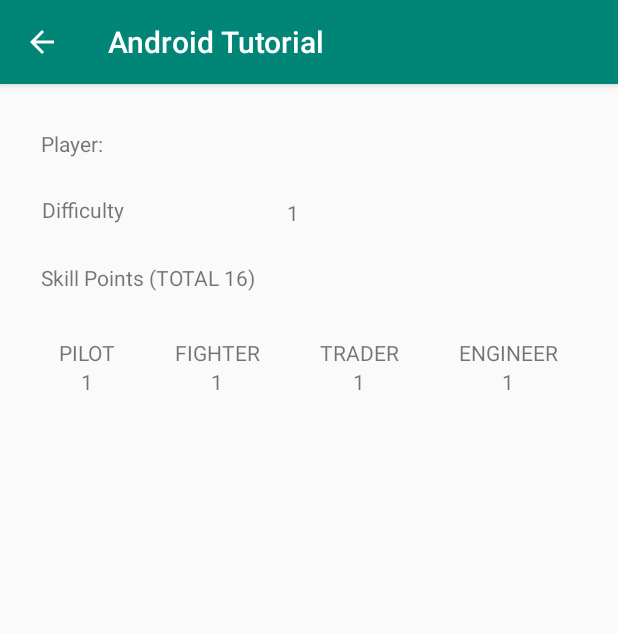
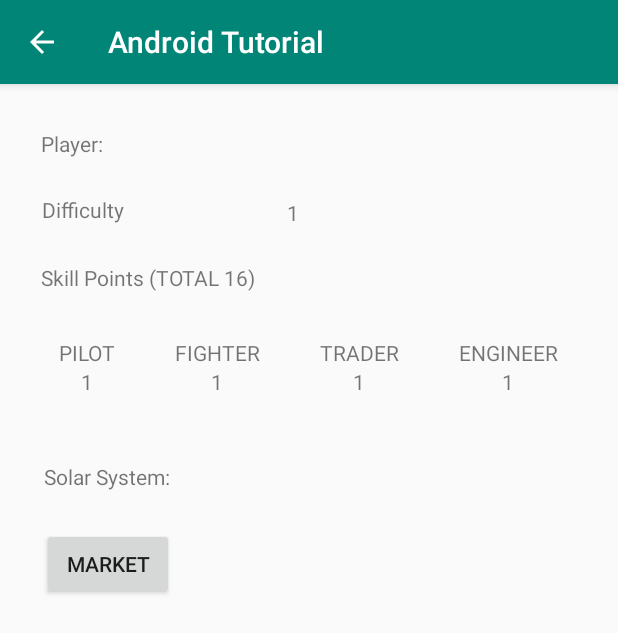
Before and after one commit to seungkwanbaek/SpaceTrader, an Android app: the ShowPlayerActivity screen opened directly, with no data from a screen before it, on a phone screen of 412 x 824 dp. Shown: the top 633 px of the screen. Run offline under Robolectric (Android 15) with nearby library versions, the phone set to English and light mode, and no system bars.

Commit message:
solarSystem and some changes

```diff
--- a/app/src/main/java/com/example/spacetrader/entities/SolarSystem.java
+++ b/app/src/main/java/com/example/spacetrader/entities/SolarSystem.java
@@ -12,7 +12,6 @@ public class SolarSystem implements Serializable {
     private String name;
     private String techLevel;
     private String resources;
-    private HashMap<Integer, Integer> priceList;
     private Random rand = new Random();
     private int x;
     private int y;
@@ -28,7 +27,6 @@ public class SolarSystem implements Serializable {
         int[] coordinates = generateCoordinate();
         this.x = coordinates[0];
         this.y = coordinates[1];
-        priceList = new HashMap<>();
         int r1 = rand.nextInt(techLevelList.length);
         int r2 = rand.nextInt(resourcesList.length);
         techLevel = techLevelList[r1];
@@ -50,8 +48,6 @@ public class SolarSystem implements Serializable {
     public String getName() { return name; }
 
     public String getResources() { return resources; }
-
-    public HashMap getPriceList() { return priceList; }
 
     public String getTechLevel() { return techLevel; }
 
--- a/app/src/main/java/com/example/spacetrader/view/ShowPlayerActivity.java
+++ b/app/src/main/java/com/example/spacetrader/view/ShowPlayerActivity.java
@@ -1,10 +1,12 @@
 package com.example.spacetrader.view;
 
 import android.arch.lifecycle.ViewModelProviders;
+import android.content.Intent;
 import android.content.res.Resources;
 import android.support.v7.app.AppCompatActivity;
 import android.util.Log;
 import android.os.Bundle;
+import android.view.View;
 import android.widget.TextView;
 
 import com.example.spacetrader.R;
@@ -17,11 +19,15 @@ public class ShowPlayerActivity extends AppCompatActivity {
     private Player player;
 
     private TextView pName;
-    private TextView pDiffcuilty;
+    private TextView pDiffculty;
     private TextView pPoint;
     private TextView fPoint;
     private TextView tPoint;
     private TextView ePoint;
+    private TextView solarSystem;
+
+    public static final String SOLAR_SYSTEM_NAME = "SOLAR_SYSTEM_NAME";
+    private static final int EDIT_REQUEST = 4;
 
     @Override
     protected void onCreate(Bundle savedInstanceState) throws Resources.NotFoundException {
@@ -31,11 +37,12 @@ public class ShowPlayerActivity extends AppCompatActivity {
         playerViewModel = ViewModelProviders.of(this).get(PlayerViewModel.class);
 
         pName = findViewById(R.id.show_player_name);
-        pDiffcuilty = findViewById(R.id.show_difficulty);
+        pDiffculty = findViewById(R.id.show_difficulty);
         pPoint = findViewById(R.id.text_pPoint);
         fPoint = findViewById(R.id.text_fPoint);
         tPoint = findViewById(R.id.text_tPoint);
         ePoint = findViewById(R.id.text_ePoint);
+        solarSystem = findViewById(R.id.show_solar_system);
 
         if (getIntent().hasExtra(MainActivity.PLAYER_NAME)) {
             //player = (Player)getIntent().getSerializableExtra(MainActivity.PLAYER_NAME);
@@ -43,16 +50,22 @@ public class ShowPlayerActivity extends AppCompatActivity {
             if (player == null) throw new Resources.NotFoundException("[ERROR] Player username not found");
 
             pName.setText(player.getUserName());
-            pDiffcuilty.setText(player.getDifficulty());
+            pDiffculty.setText(player.getDifficulty());
             System.out.println("Pilot: " + player.getSkillPoint("Pilot"));
             pPoint.setText("" + player.getSkillPoint("Pilot"));
             fPoint.setText("" + player.getSkillPoint("Fighter"));
             tPoint.setText("" + player.getSkillPoint("Trader"));
             ePoint.setText("" + player.getSkillPoint("Engineer"));
+            solarSystem.setText(player.getSolarSystem().getName());
         } else {
             //no course is an internal error, this should not happen
             Log.d("APP", "INTERNAL ERROR < NO PLAYER PASSED");
         }
     }
 
+    public void onMarketButtonPressed(View view) {
+        Intent intent = new Intent(ShowPlayerActivity.this, ShowMarketActivity.class);
+        intent.putExtra(SOLAR_SYSTEM_NAME, solarSystem.getText());
+        startActivityForResult(intent, EDIT_REQUEST);
+    }
 }
--- a/app/src/main/res/layout/player_item.xml
+++ b/app/src/main/res/layout/player_item.xml
@@ -17,6 +17,16 @@
         android:text="Player: " />
 
     <TextView
+        android:id="@+id/text_solar_system"
+        android:layout_width="wrap_content"
+        android:layout_height="wrap_content"
+        android:layout_alignParentStart="true"
+        android:layout_alignParentTop="true"
+        android:layout_marginStart="29dp"
+        android:layout_marginTop="252dp"
+        android:text="Solar System:" />
+
+    <TextView
         android:id="@+id/show_player_name"
         android:layout_width="wrap_content"
         android:layout_height="wrap_content"
@@ -24,6 +34,15 @@
         android:layout_alignParentTop="true"
         android:layout_marginStart="192dp"
         android:layout_marginTop="30dp" />
+
+    <TextView
+        android:id="@+id/show_solar_system"
+        android:layout_width="wrap_content"
+        android:layout_height="wrap_content"
+        android:layout_alignParentStart="true"
+        android:layout_alignParentTop="true"
+        android:layout_marginStart="183dp"
+        android:layout_marginTop="254dp" />
 
     <TextView
         android:id="@+id/text_difficulty"
@@ -160,9 +179,16 @@
             android:layout_weight="1" />
     </LinearLayout>
 
-
-
-
+    <Button
+        android:id="@+id/Market_button"
+        android:layout_width="wrap_content"
+        android:layout_height="wrap_content"
+        android:layout_alignParentStart="true"
+        android:layout_alignParentTop="true"
+        android:layout_marginStart="28dp"
+        android:layout_marginTop="296dp"
+        android:text="Market"
+        android:onClick="onMarketButtonPressed"/>
 
 
 </RelativeLayout>
```
Also changed, not shown: app/src/main/java/com/example/spacetrader/entities/Player.java (+15 -19 lines), app/src/main/java/com/example/spacetrader/entities/Resource.java (+30 -36 lines), app/src/main/java/com/example/spacetrader/view/BuyActivity.java (added, +30 -0 lines), app/src/main/java/com/example/spacetrader/view/MainActivity.java (+12 -6 lines), app/src/main/java/com/example/spacetrader/view/ShowMarketActivity.java (added, +24 -0 lines), app/src/main/java/com/example/spacetrader/viewmodel/SolarSystemViewModel.java (added, +31 -0 lines).
